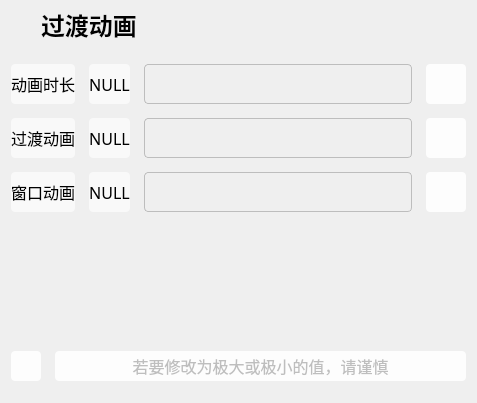
LapplandSP/QtAdb, file QtAdb/sonPages/advanced/sp_scales.ui: the form before one commit.
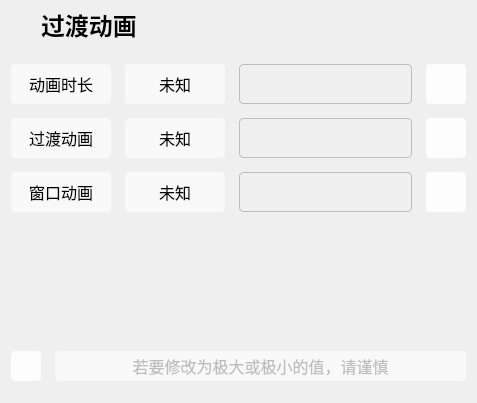
The form after the commit. Icons and pictures are not drawn.

Diff of the .ui file:
```diff
--- a/QtAdb/sonPages/advanced/sp_scales.ui
+++ b/QtAdb/sonPages/advanced/sp_scales.ui
@@ -125,7 +125,7 @@
              <widget class="QLabel" name="label_animator">
               <property name="minimumSize">
                <size>
-                <width>0</width>
+                <width>100</width>
                 <height>40</height>
                </size>
               </property>
@@ -156,7 +156,7 @@
              <widget class="QLabel" name="label_transition">
               <property name="minimumSize">
                <size>
-                <width>0</width>
+                <width>100</width>
                 <height>40</height>
                </size>
               </property>
@@ -187,7 +187,7 @@
              <widget class="QLabel" name="label_window">
               <property name="minimumSize">
                <size>
-                <width>0</width>
+                <width>100</width>
                 <height>40</height>
                </size>
               </property>
@@ -222,7 +222,7 @@
              <widget class="QLabel" name="current_animator">
               <property name="minimumSize">
                <size>
-                <width>0</width>
+                <width>100</width>
                 <height>40</height>
                </size>
               </property>
@@ -242,7 +242,7 @@
                <string notr="true">background-color:rgba(255,255,255,0.6);border-radius:4px;border:0px;</string>
               </property>
               <property name="text">
-               <string>NULL</string>
+               <string>未知</string>
               </property>
               <property name="alignment">
                <set>Qt::AlignCenter</set>
@@ -253,7 +253,7 @@
              <widget class="QLabel" name="current_transition">
               <property name="minimumSize">
                <size>
-                <width>0</width>
+                <width>100</width>
                 <height>40</height>
                </size>
               </property>
@@ -273,7 +273,7 @@
                <string notr="true">background-color:rgba(255,255,255,0.6);border-radius:4px;border:0px;</string>
               </property>
               <property name="text">
-               <string>NULL</string>
+               <string>未知</string>
               </property>
               <property name="alignment">
                <set>Qt::AlignCenter</set>
@@ -284,7 +284,7 @@
              <widget class="QLabel" name="current_window">
               <property name="minimumSize">
                <size>
-                <width>0</width>
+                <width>100</width>
                 <height>40</height>
                </size>
               </property>
@@ -304,7 +304,7 @@
                <string notr="true">background-color:rgba(255,255,255,0.6);border-radius:4px;border:0px;</string>
               </property>
               <property name="text">
-               <string>NULL</string>
+               <string>未知</string>
               </property>
               <property name="alignment">
                <set>Qt::AlignCenter</set>
@@ -576,7 +576,7 @@
              </font>
             </property>
             <property name="styleSheet">
-             <string notr="true">QPushButton{background-color:rgba(255,255,255,0.9);border-radius:4px;border:0px;}
+             <string notr="true">QPushButton{background-color:rgba(255,255,255,0.6);border-radius:4px;border:0px;}
 QPushButton:hover{background-color:rgba(255,255,255,0.7);}
 QPushButton:pressed{background-color:rgba(255,255,255,0.6);}</string>
             </property>
```
